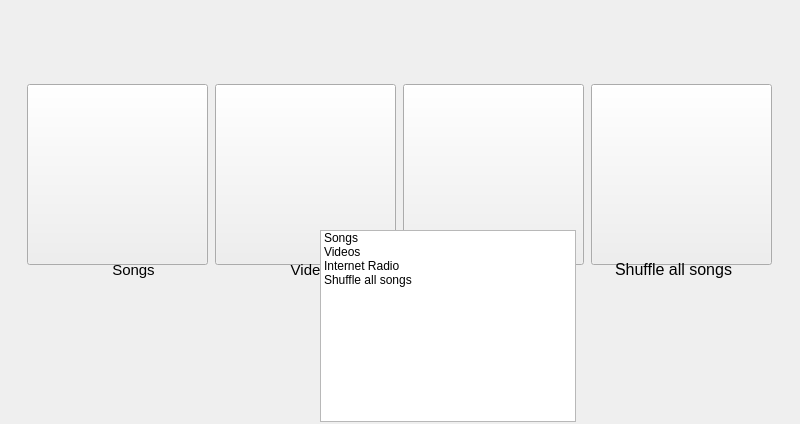
First picture: the form in mainwindow.ui, repository gidzzz/openmediaplayer, before the edit.
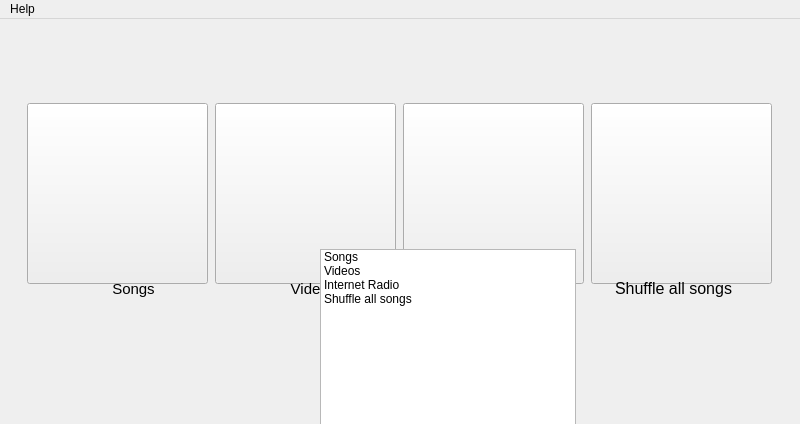
Second picture: the form after the edit. Icons and pictures are not drawn.

Commit message: Fixed small memory leak. Fixed now playing UI.

```diff
--- a/mainwindow.ui
+++ b/mainwindow.ui
@@ -261,6 +261,28 @@
     </item>
    </widget>
   </widget>
+  <widget class="QMenuBar" name="menuBar">
+   <property name="geometry">
+    <rect>
+     <x>0</x>
+     <y>0</y>
+     <width>800</width>
+     <height>25</height>
+    </rect>
+   </property>
+   <widget class="QMenu" name="menuHelp">
+    <property name="title">
+     <string>Help</string>
+    </property>
+    <addaction name="actionAbout"/>
+   </widget>
+   <addaction name="menuHelp"/>
+  </widget>
+  <action name="actionAbout">
+   <property name="text">
+    <string>About</string>
+   </property>
+  </action>
  </widget>
  <layoutdefault spacing="6" margin="11"/>
  <resources/>
```
The commit also changes 7 other files.
